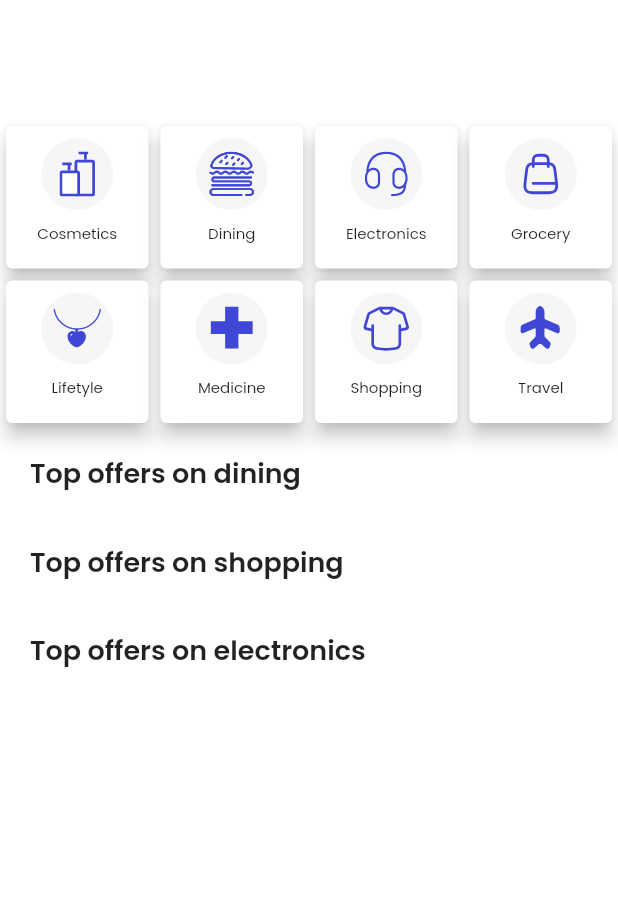
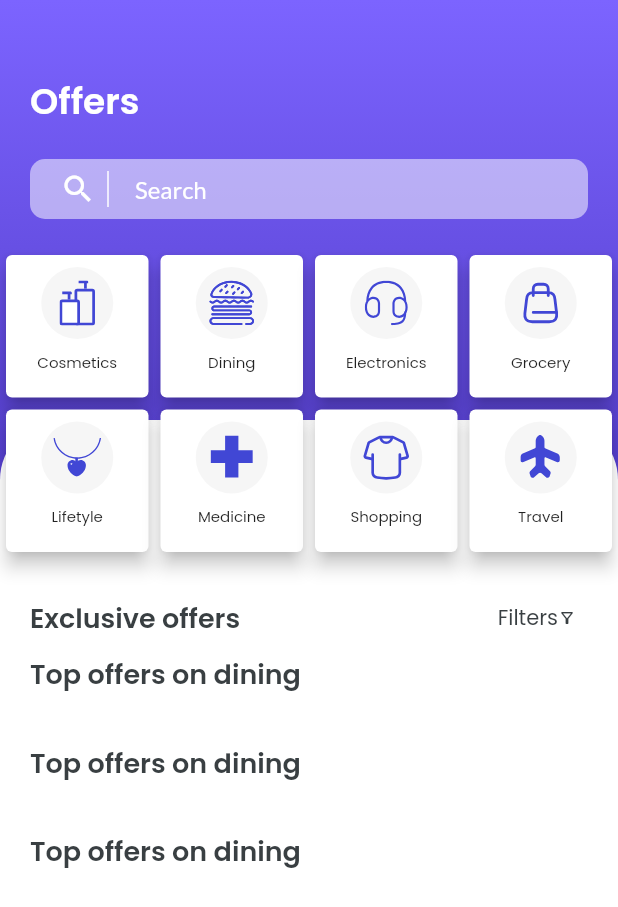
Before and after one commit to AryaTelang/DP, a Flutter app: the OffersScreen widget shown alone on an empty page, opened directly, on a phone screen of 412 x 824 dp. Shown: the top 907 px of the screen. Run offline on Flutter 3.47's test engine with Material 2 defaults, Android fonts, the phone set to English and light mode, and no system bars; our stand-ins replace cached_network_image, dio, dotted_border, firebase_analytics, firebase_core, firebase_crashlytics and 13 more; missing offline and left inert: amazon_cognito_identity_dart_2, amplify_auth_cognito, amplify_flutter, flutter_inappwebview, paytm_allinonesdk; accounts and stored records are empty; network calls fail.

Commit message:
lib/screens/offers_screens/offers_screen.dart: Offers screen new UI

```diff
--- a/lib/screens/offers_screens/offers_screen.dart
+++ b/lib/screens/offers_screens/offers_screen.dart
@@ -90,16 +90,47 @@ class _OffersScreenState extends State<OffersScreen>
               );
             }
             if (snapshot.hasData) {
-              return Column(children: [
+              return Stack(
+                children: [
+                  Container(
+                    decoration: const BoxDecoration(
+                      gradient: LinearGradient(
+                        colors: [Color(0xFF7C64FF), Color(0xFF130078)],
+                        begin: Alignment.topCenter,
+                        end: Alignment.bottomCenter),
+                    ),
+                    child: Padding(
+                      padding: const EdgeInsets.only(top: 280),
+                      child: Container(
+                        height: MediaQuery.of(context).size.height,
+                        decoration: const BoxDecoration(
+                          color: Colors.white,
+                          borderRadius: BorderRadius.only(topLeft: Radius.circular(40), topRight: Radius.circular(40)),
+                        ),
+                      ),
+                    ),
+                  ),
+                  Column(
+                    children: [
+                      Align(
+                        alignment: Alignment.centerLeft,
+                        child: Padding(
+                          padding: const EdgeInsets.only(left: 20, top: 50),
+                          child: Text(
+                            "Offers",
+                            style: poppinsSemiBold24.copyWith(color: Colors.white),
+                          ),
+                        ),
+                      ),
                       GestureDetector(
                           onTap: () {
                             Get.to(() => const SearchOffersScreen());
                           },
-                    child: const SearchWidget()),
+                          child: const SearchWidget()
+                      ),
                       Expanded(
-                  child: SingleChildScrollView(
+                          child: SingleChildScrollView( //TODO Understand flow of scroll
                             child: Column(
-                      crossAxisAlignment: CrossAxisAlignment.start,
                               children: [
                                 Wrap(
                                   direction: Axis.horizontal,
@@ -162,11 +193,42 @@ class _OffersScreenState extends State<OffersScreen>
                                   ),
                                 ),
                                 _spacer16(),
+                                Row(
+                                  mainAxisAlignment: MainAxisAlignment.spaceBetween,
+                                  children: [
                                     const Padding(
-                          padding: EdgeInsets.symmetric(horizontal: 20),
+                                      padding: EdgeInsets.only(left: 20.0),
+                                      child: Text(
+                                        'Exclusive offers',
+                                        style: TextStyle(fontFamily: 'Poppins', fontWeight: FontWeight.w600, fontSize: 18, color: Color(0xFF393F42)),
+                                      ),
+                                    ),
+                                    Padding(
+                                      padding: const EdgeInsets.only(right: 20.0),
+                                      child:
+                                      TextButton(
+                                        onPressed: (){},
+                                        child: const Row(
+                                          children: [
+                                            Text(
+                                              'Filters',
+                                              style: TextStyle(fontFamily: 'Poppins', fontWeight: FontWeight.w400, fontSize: 14, color: Color(0xFF393F42)),
+                                            ),
+                                            Icon(Icons.filter_alt_outlined, size: 12, color: Color(0xFF393F42)),
+                                          ],
+                                        ),
+                                      )
+                                    ),
+                                  ],
+                                ),
+                                const Align(
+                                  alignment: Alignment.centerLeft,
+                                  child: Padding(
+                                    padding: EdgeInsets.only(left: 20.0),
                                     child: Text(
                                       'Top offers on dining',
-                            style: poppinsSemiBold18,
+                                      style: TextStyle(fontFamily: 'Poppins', fontWeight: FontWeight.w600, fontSize: 18, color: Color(0xFF393F42)),
+                                    ),
                                   ),
                                 ),
                                 _spacer16(),
@@ -340,11 +402,14 @@ class _OffersScreenState extends State<OffersScreen>
                                   }),
                                 ),
                                 _spacer16(),
-                        const Padding(
-                          padding: EdgeInsets.symmetric(horizontal: 20),
+                                const Align(
+                                  alignment: Alignment.centerLeft,
+                                  child: Padding(
+                                    padding: EdgeInsets.only(left: 20.0),
                                     child: Text(
-                            'Top offers on shopping',
-                            style: poppinsSemiBold18,
+                                      'Top offers on dining',
+                                      style: TextStyle(fontFamily: 'Poppins', fontWeight: FontWeight.w600, fontSize: 18, color: Color(0xFF393F42)),
+                                    ),
                                   ),
                                 ),
                                 _spacer16(),
@@ -520,11 +585,14 @@ class _OffersScreenState extends State<OffersScreen>
                                   }),
                                 ),
                                 _spacer16(),
-                        const Padding(
-                          padding: EdgeInsets.symmetric(horizontal: 20),
+                                const Align(
+                                  alignment: Alignment.centerLeft,
+                                  child: Padding(
+                                    padding: EdgeInsets.only(left: 20.0),
                                     child: Text(
-                            'Top offers on electronics',
-                            style: poppinsSemiBold18,
+                                      'Top offers on dining',
+                                      style: TextStyle(fontFamily: 'Poppins', fontWeight: FontWeight.w600, fontSize: 18, color: Color(0xFF393F42)),
+                                    ),
                                   ),
                                 ),
                                 _spacer16(),
@@ -705,9 +773,12 @@ class _OffersScreenState extends State<OffersScreen>
                                 ),
                               ],
                             ),
-                  ),
                           )
-              ]);
+                      )
+                    ],
+                  )
+                ],
+              );
             }
             if (snapshot.hasError) {
               return const Center(
```
Lines whose indentation alone changed are shown as unchanged.
